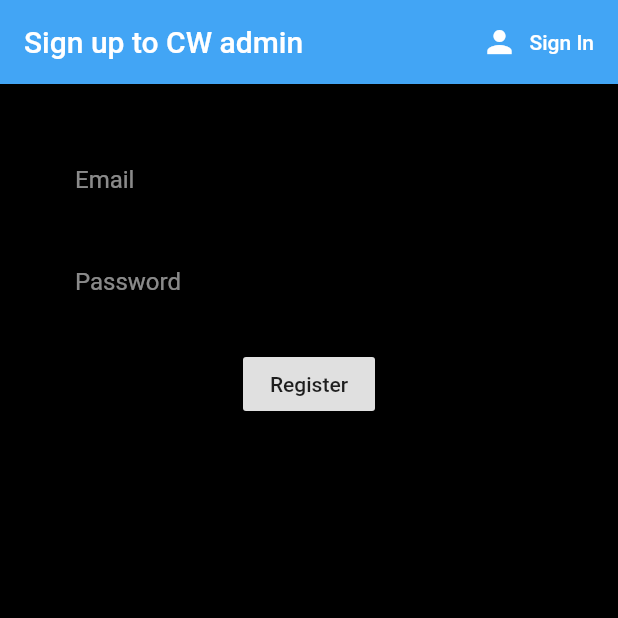
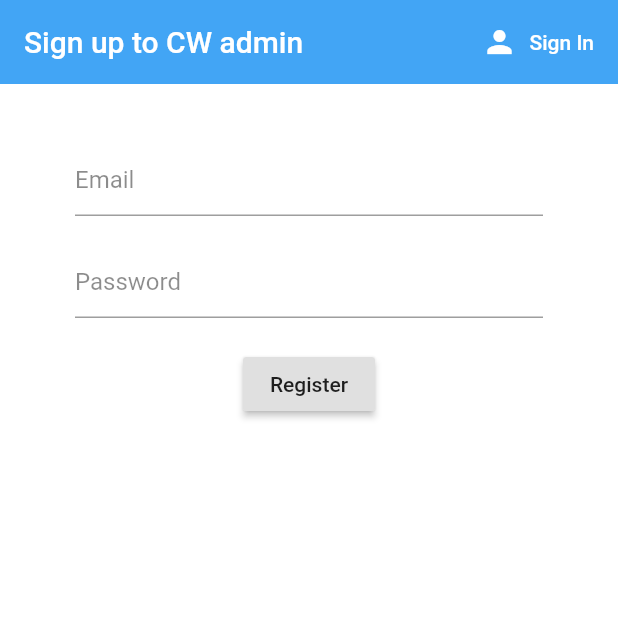
Before and after one commit to onkar-shaligram/CoffeeWala-Admin, a Flutter app: the screen it shows after launch, after a tap on "Sign in", after a tap on "Register", on a phone screen of 412 x 824 dp, the top half of it. Run offline on Flutter 3.47's test engine with Material 2 defaults, Android fonts, the phone set to English and light mode, and no system bars; our stand-ins replace cloud_firestore, firebase_auth, flutter_spinkit; accounts and stored records are empty.

Commit message:
UI changes

```diff
--- a/lib/screens/Authenticate/register.dart
+++ b/lib/screens/Authenticate/register.dart
@@ -24,7 +24,7 @@ class _RegisterState extends State<Register> {
     return loading
         ? Loading()
         : Scaffold(
-            backgroundColor: Colors.black,
+            backgroundColor: Colors.white,
             appBar: AppBar(
               backgroundColor: Colors.blue[400],
               elevation: 0.0,
@@ -62,7 +62,7 @@ class _RegisterState extends State<Register> {
                         style: TextStyle(color: Colors.white),
                         decoration: InputDecoration(
                           hintText: "Email",
-                          hintStyle: TextStyle(color: Colors.white54),
+                          hintStyle: TextStyle(color: Colors.black45),
                         ),
                       ),
                       SizedBox(
@@ -80,7 +80,7 @@ class _RegisterState extends State<Register> {
                         style: TextStyle(color: Colors.white),
                         decoration: InputDecoration(
                             hintText: "Password",
-                            hintStyle: TextStyle(color: Colors.white54)),
+                            hintStyle: TextStyle(color: Colors.black45)),
                       ),
                       SizedBox(
                         height: 20.0,
--- a/lib/screens/Authenticate/signin.dart
+++ b/lib/screens/Authenticate/signin.dart
@@ -24,7 +24,7 @@ class _SignInState extends State<SignIn> {
     return loading
         ? Loading()
         : Scaffold(
-            backgroundColor: Colors.black,
+            backgroundColor: Colors.white,
             appBar: AppBar(
               backgroundColor: Colors.blue[400],
               elevation: 0.0,
@@ -64,7 +64,7 @@ class _SignInState extends State<SignIn> {
                         ),
                         decoration: InputDecoration(
                             hintText: "Email",
-                            hintStyle: TextStyle(color: Colors.white54)),
+                            hintStyle: TextStyle(color: Colors.black45)),
                       ),
                       SizedBox(
                         height: 20.0,
@@ -81,7 +81,7 @@ class _SignInState extends State<SignIn> {
                         style: TextStyle(color: Colors.white),
                         decoration: InputDecoration(
                             hintText: "Password",
-                            hintStyle: TextStyle(color: Colors.white54)),
+                            hintStyle: TextStyle(color: Colors.black45)),
                       ),
                       SizedBox(
                         height: 20.0,
```
Also changed, not shown: lib/screens/home/brew_list.dart (+12 -9 lines).
